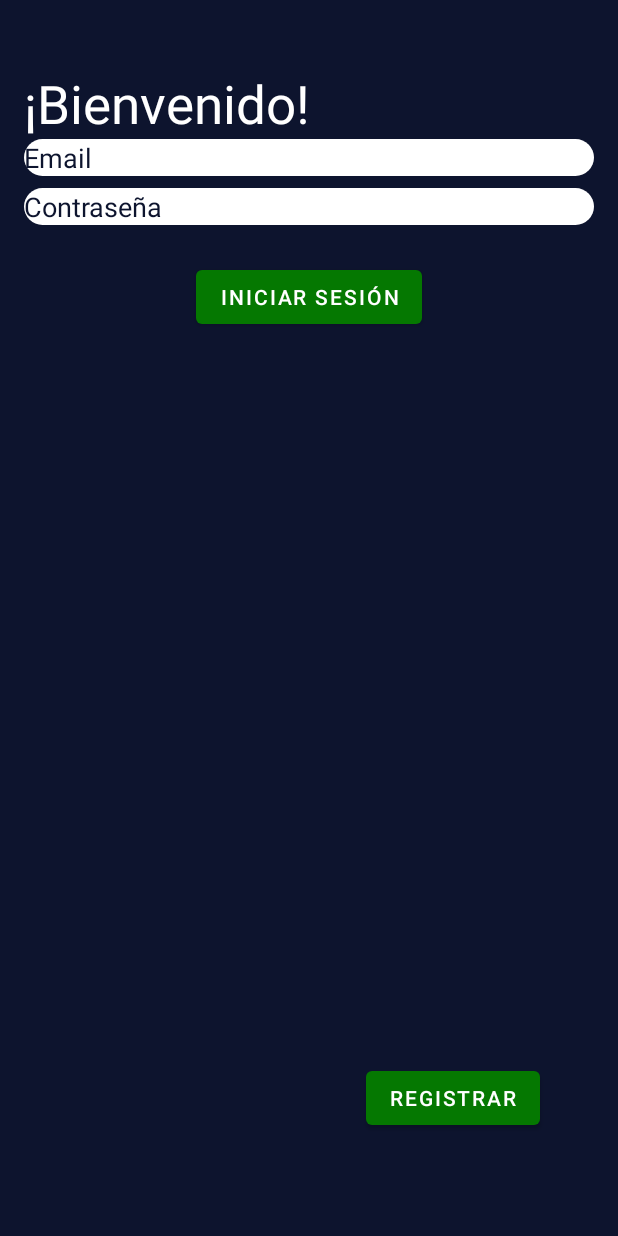
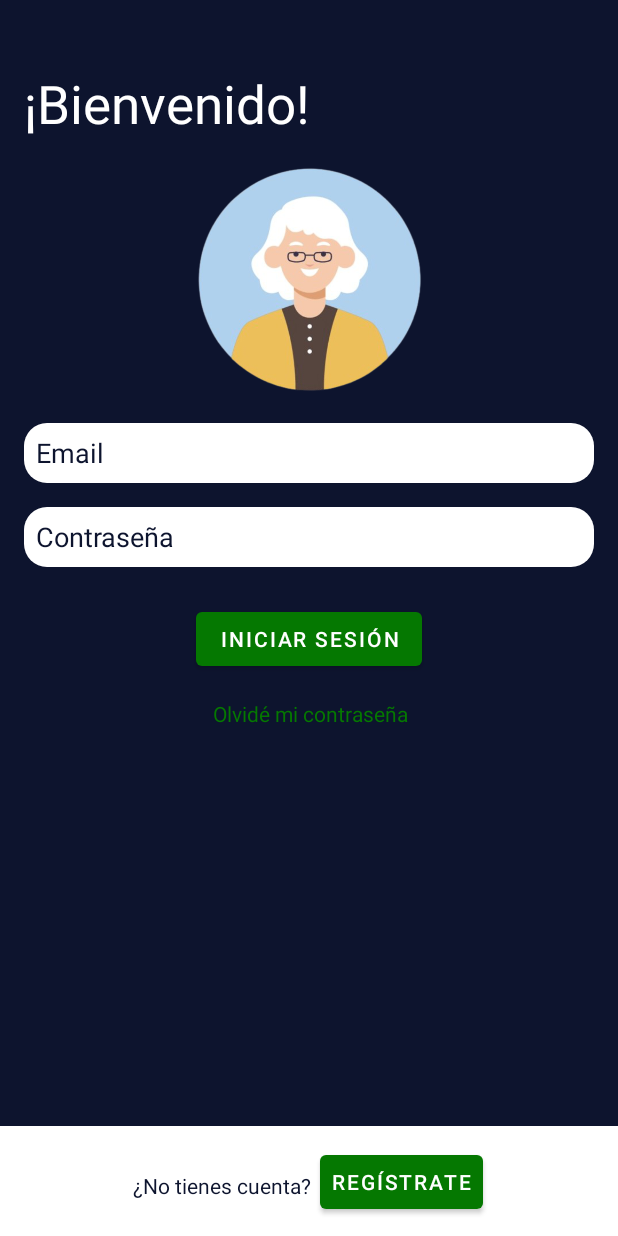
Before and after one commit to SMGalan-dev/SMGalan-dev-TT_2020-A106, an Android app: the screen it shows after launch (AuthActivity), on a phone screen of 412 x 824 dp. Run offline under Robolectric (Android 15) with nearby library versions, the phone set to English and light mode, and no system bars; our stand-ins replace Firebase (no records; nobody signed in at launch, a user with empty details on screens opened directly).

Commit message:
Login vFInal

```diff
--- /dev/null
+++ b/app/src/main/res/drawable/no_bcknd_button.xml
@@ -0,0 +1,9 @@
+<?xml version="1.0" encoding="utf-8"?>
+<shape xmlns:android="http://schemas.android.com/apk/res/android"
+    android:shape="rectangle">
+    <gradient android:startColor="#FFFFFF"
+        android:endColor="#00FF00"
+        android:angle="270" />
+    <corners android:radius="3dp" />
+    <stroke android:width="2px" android:color="#000000" />
+</shape>
--- a/app/src/main/res/layout/activity_auth.xml
+++ b/app/src/main/res/layout/activity_auth.xml
@@ -29,41 +29,53 @@
             android:textColor="#FFFFFF"
             android:textSize="35sp" />
 
+        <Space
+            android:layout_width="match_parent"
+            android:layout_height="16dp"
+            android:layout_weight="1" />
+
         <ImageView
             android:id="@+id/imageView"
             android:layout_width="match_parent"
-            android:layout_height="wrap_content"
+            android:layout_height="157dp"
             android:layout_weight="1"
-            tools:srcCompat="@tools:sample/avatars" />
+            android:src="@drawable/female_avatar" />
+
+        <Space
+            android:layout_width="match_parent"
+            android:layout_height="16dp"
+            android:layout_weight="1" />
 
         <EditText
             android:id="@+id/emailEditText"
-            android:textColorHint="@color/bluemain"
-            android:textColor="@color/bluemain"
             android:layout_width="match_parent"
-            android:layout_height="wrap_content"
+            android:layout_height="40dp"
             android:layout_weight="1"
             android:background="@drawable/rounded_edit_text"
             android:ems="10"
             android:hint="Email"
-            android:inputType="textEmailAddress" />
+            android:inputType="textEmailAddress"
+            android:padding="8dp"
+            android:textColor="@color/bluemain"
+            android:textColorHint="@color/bluemain" />
 
         <Space
             android:layout_width="match_parent"
-            android:layout_height="8dp"
+            android:layout_height="16dp"
             android:layout_weight="1" />
 
         <EditText
             android:id="@+id/passwordEditText"
-            android:textColorHint="@color/bluemain"
-            android:textColor="@color/bluemain"
             android:layout_width="match_parent"
-            android:layout_height="wrap_content"
+            android:layout_height="40dp"
             android:layout_weight="1"
             android:background="@drawable/rounded_edit_text"
             android:ems="10"
             android:hint="Contraseña"
-            android:inputType="textPassword" />
+            android:inputType="textPassword"
+            android:padding="8dp"
+            android:textColor="@color/bluemain"
+            android:textColorHint="@color/bluemain" />
 
         <Space
             android:layout_width="match_parent"
@@ -86,20 +98,6 @@
     </LinearLayout>
 
     <Button
-        android:id="@+id/signUpButton"
-        android:layout_width="wrap_content"
-        android:layout_height="wrap_content"
-        android:layout_marginStart="242dp"
-        android:layout_marginEnd="52dp"
-        android:layout_marginBottom="68dp"
-        android:layout_weight="1"
-        android:text="Registrar"
-        app:layout_constraintBottom_toBottomOf="parent"
-        app:layout_constraintEnd_toEndOf="parent"
-        app:layout_constraintHorizontal_bias="1.0"
-        app:layout_constraintStart_toStartOf="parent" />
-
-    <Button
         android:id="@+id/logInButton"
         android:layout_width="wrap_content"
         android:layout_height="wrap_content"
@@ -110,4 +108,49 @@
         app:layout_constraintStart_toStartOf="parent"
         app:layout_constraintTop_toBottomOf="@+id/linearLayout2" />
 
+    <androidx.constraintlayout.widget.ConstraintLayout
+        android:layout_width="0dp"
+        android:layout_height="73dp"
+        android:background="@color/white"
+        app:layout_constraintBottom_toBottomOf="parent"
+        app:layout_constraintEnd_toEndOf="parent"
+        app:layout_constraintHorizontal_bias="0.0"
+        app:layout_constraintStart_toStartOf="parent">
+
+        <Button
+            android:id="@+id/signUpButton"
+            android:layout_width="wrap_content"
+            android:layout_height="wrap_content"
+            android:layout_marginEnd="90dp"
+            android:layout_marginBottom="12dp"
+            android:layout_weight="1"
+            android:padding="8dp"
+            android:text="Regístrate"
+            android:textColor="@color/white"
+            app:layout_constraintBottom_toBottomOf="parent"
+            app:layout_constraintEnd_toEndOf="parent" />
+
+        <TextView
+            android:id="@+id/textView10"
+            android:layout_width="wrap_content"
+            android:layout_height="wrap_content"
+            android:layout_marginEnd="6dp"
+            android:layout_marginBottom="24dp"
+            android:text="¿No tienes cuenta?"
+            android:textColor="@color/bluemain"
+            app:layout_constraintBottom_toBottomOf="parent"
+            app:layout_constraintEnd_toStartOf="@+id/signUpButton" />
+    </androidx.constraintlayout.widget.ConstraintLayout>
+
+    <TextView
+        android:id="@+id/textView11"
+        android:layout_width="wrap_content"
+        android:layout_height="wrap_content"
+        android:layout_marginTop="16dp"
+        android:layout_marginEnd="140dp"
+        android:text="Olvidé mi contraseña"
+        android:textColor="@color/greenmain"
+        app:layout_constraintEnd_toEndOf="parent"
+        app:layout_constraintTop_toBottomOf="@+id/logInButton" />
+
 </androidx.constraintlayout.widget.ConstraintLayout>
```
Also changed, not shown: app/src/main/res/drawable-v24/female_avatar.png (added), app/src/main/res/drawable-v24/male_avatar.png (added), app/src/main/res/female_avatar.jpg (added), app/src/main/res/male_avatar.jpg (added).
